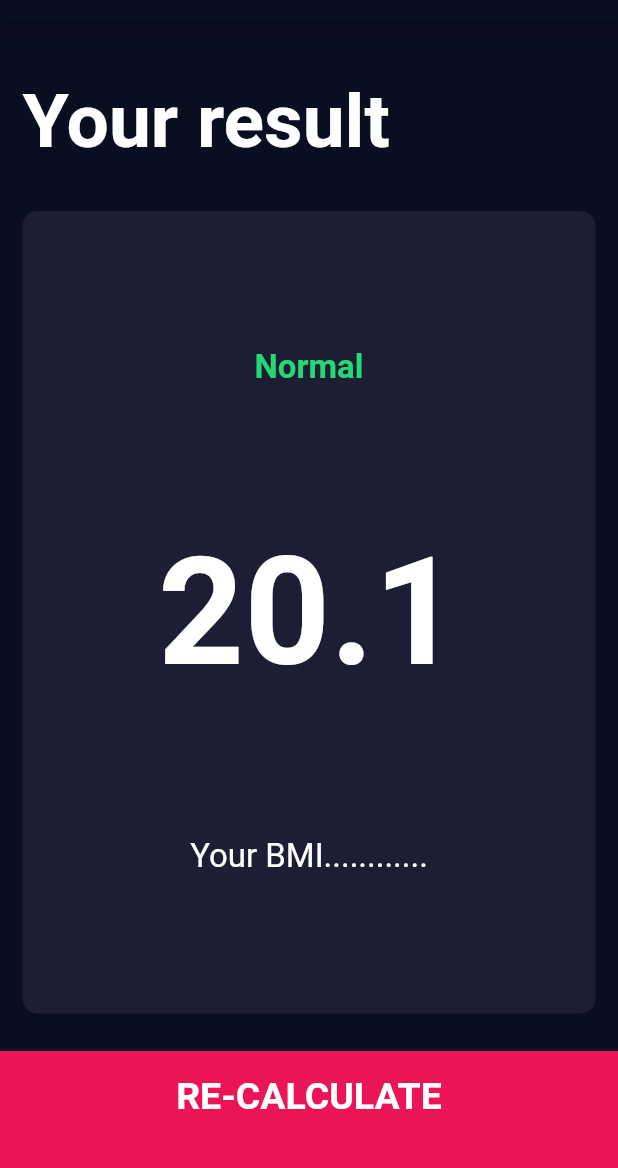
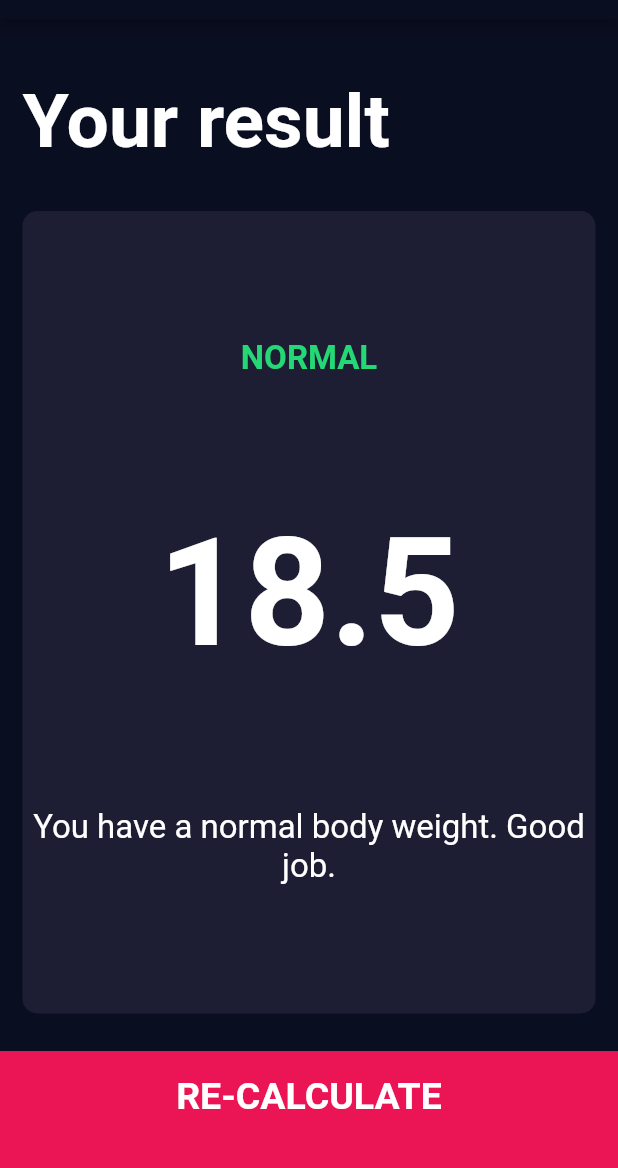
Before and after one commit to leaf76/bmi-calculator-flutter, a Flutter app: the screen it shows after launch, after a tap on "CACULATE", on a phone screen of 412 x 824 dp, the part 65-1233 px from its top. Run offline on Flutter 3.47's test engine with Material 2 defaults, Android fonts, the phone set to English and light mode, and no system bars; our stand-ins replace font_awesome_flutter.

Commit message:
Add calculator bmi brain

```diff
--- /dev/null
+++ b/lib/caculator_brain.dart
@@ -0,0 +1,33 @@
+import 'dart:math';
+
+class CalculatorBrain {
+  CalculatorBrain({this.height, this.weight});
+  final int height;
+  final int weight;
+  double _bmi;
+
+  String calculateBMI() {
+    _bmi = weight / pow(height / 100, 2);
+    return _bmi.toStringAsFixed(1);
+  }
+
+  String getResult() {
+    if (_bmi >= 25) {
+      return 'Overweight';
+    } else if (_bmi > 18.5) {
+      return 'Normal';
+    } else {
+      return 'Underweight';
+    }
+  }
+
+  String getInterpretation() {
+    if (_bmi >= 25) {
+      return 'You have a higher than normal weight. Try to exercise more.';
+    } else if (_bmi > 18.5) {
+      return 'You have a normal body weight. Good job.';
+    } else {
+      return 'You have a lower than normal body weight. You can eat a bit more.';
+    }
+  }
+}
--- a/lib/screens/input_page.dart
+++ b/lib/screens/input_page.dart
@@ -1,3 +1,4 @@
+import 'package:bmi_calculator/caculator_brain.dart';
 import 'package:bmi_calculator/components/bottom_button.dart';
 import 'package:bmi_calculator/components/reusable_card.dart';
 import 'package:bmi_calculator/screens/results_page.dart';
@@ -213,11 +214,18 @@ class _InputPageState extends State<InputPage> {
           BottomButton(
             buttonTitle: 'CACULATE',
             onTap: () {
+              CalculatorBrain calc =
+                  CalculatorBrain(height: height, weight: weight);
+
               Navigator.push(
                 context,
                 MaterialPageRoute(
                   builder: (context) {
-                    return ResultsPage();
+                    return ResultsPage(
+                      bmiResult: calc.calculateBMI(),
+                      resultText: calc.getResult(),
+                      interpretation: calc.getInterpretation(),
+                    );
                   },
                 ),
               );
--- a/lib/screens/results_page.dart
+++ b/lib/screens/results_page.dart
@@ -4,6 +4,15 @@ import 'package:bmi_calculator/constants.dart';
 import 'package:flutter/material.dart';
 
 class ResultsPage extends StatelessWidget {
+  ResultsPage(
+      {@required this.interpretation,
+      @required this.bmiResult,
+      @required this.resultText});
+
+  final String bmiResult;
+  final String resultText;
+  final String interpretation;
+
   @override
   Widget build(BuildContext context) {
     return Scaffold(
@@ -33,15 +42,15 @@ class ResultsPage extends StatelessWidget {
                 crossAxisAlignment: CrossAxisAlignment.center,
                 children: <Widget>[
                   Text(
-                    'Normal',
+                    resultText.toUpperCase(),
                     style: kResultTextStyle,
                   ),
                   Text(
-                    '20.1',
+                    bmiResult,
                     style: kBMITextStyle,
                   ),
                   Text(
-                    'Your BMI............',
+                    interpretation,
                     textAlign: TextAlign.center,
                     style: kBodyTextStyle,
                   )
```
